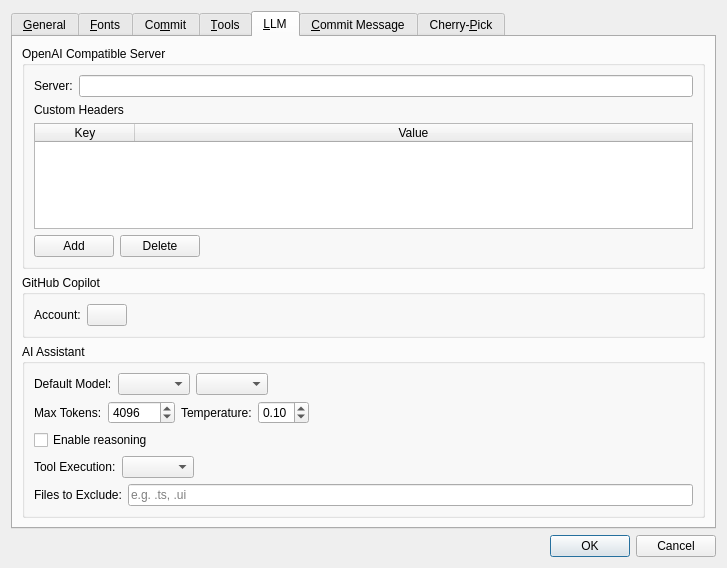
Qt form qgitc/preferences.ui (timxx/qgitc) before a commit.
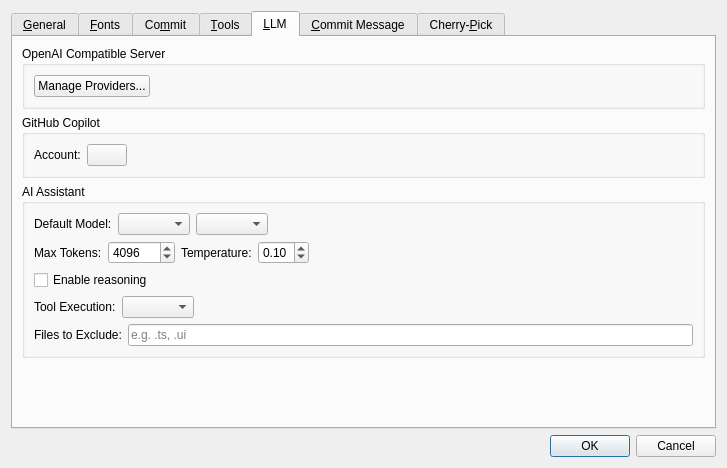
The same form after that commit. Custom widgets are drawn as their Qt base class.

Commit message: feat(llm): support multiple OpenAI-compatible providers

```diff
--- a/qgitc/preferences.ui
+++ b/qgitc/preferences.ui
@@ -7,7 +7,7 @@
     <x>0</x>
     <y>0</y>
     <width>727</width>
-    <height>568</height>
+    <height>468</height>
    </rect>
   </property>
   <property name="windowTitle">
@@ -940,74 +940,14 @@
           <item>
            <layout class="QHBoxLayout" name="horizontalLayout_13">
             <item>
-             <widget class="QLabel" name="label_16">
+             <widget class="QPushButton" name="btnManageProviders">
               <property name="text">
-               <string>Server:</string>
+               <string>Manage Providers...</string>
               </property>
              </widget>
             </item>
             <item>
-             <widget class="QLineEdit" name="leServerUrl"/>
-            </item>
-           </layout>
-          </item>
-          <item>
-           <widget class="QLabel" name="label_26">
-            <property name="text">
-             <string>Custom Headers</string>
-            </property>
-           </widget>
-          </item>
-          <item>
-           <widget class="QTableWidget" name="twCustomHeaders">
-            <property name="minimumSize">
-             <size>
-              <width>0</width>
-              <height>0</height>
-             </size>
-            </property>
-            <property name="selectionBehavior">
-             <enum>QAbstractItemView::SelectionBehavior::SelectRows</enum>
-            </property>
-            <property name="columnCount">
-             <number>2</number>
-            </property>
-            <attribute name="horizontalHeaderStretchLastSection">
-             <bool>true</bool>
-            </attribute>
-            <attribute name="verticalHeaderVisible">
-             <bool>false</bool>
-            </attribute>
-            <column>
-             <property name="text">
-              <string>Key</string>
-             </property>
-            </column>
-            <column>
-             <property name="text">
-              <string>Value</string>
-             </property>
-            </column>
-           </widget>
-          </item>
-          <item>
-           <layout class="QHBoxLayout" name="horizontalLayout_headerButtons">
-            <item>
-             <widget class="QPushButton" name="btnAddHeader">
-              <property name="text">
-               <string>Add</string>
-              </property>
-             </widget>
-            </item>
-            <item>
-             <widget class="QPushButton" name="btnRemoveHeader">
-              <property name="text">
-               <string>Delete</string>
-              </property>
-             </widget>
-            </item>
-            <item>
-             <spacer name="horizontalSpacer_headerButtons">
+             <spacer name="horizontalSpacer_manageProviders">
               <property name="orientation">
                <enum>Qt::Orientation::Horizontal</enum>
               </property>
```
Left out of the diff: 2 changed lines with no effect on the pictures. The commit also changes 10 other files.
